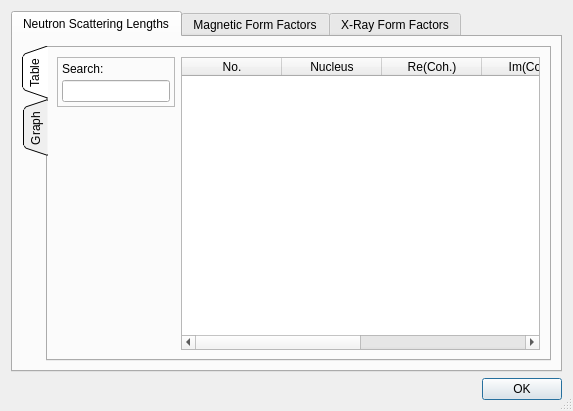
tweber-ill/frm_mirror-takin1, file ui/formfactors.ui: the form before one commit.
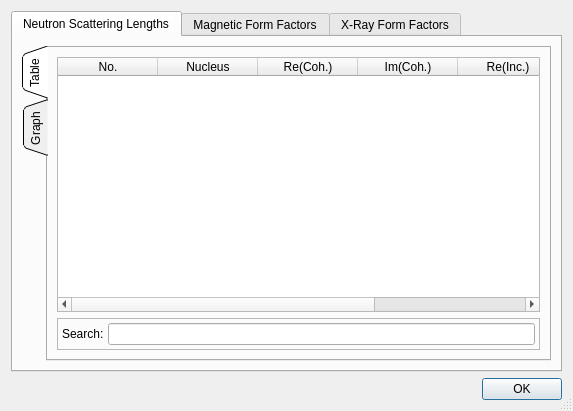
The form after the commit. Custom widgets are drawn as their Qt base class.

What changed in the file:
```diff
--- a/ui/formfactors.ui
+++ b/ui/formfactors.ui
@@ -43,8 +43,14 @@
            <string>Table</string>
           </attribute>
           <layout class="QGridLayout" name="gridLayout_10">
-           <item row="0" column="0">
+           <item row="3" column="0" colspan="2">
             <widget class="QFrame" name="frame_4">
+             <property name="sizePolicy">
+              <sizepolicy hsizetype="Preferred" vsizetype="Fixed">
+               <horstretch>0</horstretch>
+               <verstretch>0</verstretch>
+              </sizepolicy>
+             </property>
              <property name="frameShape">
               <enum>QFrame::StyledPanel</enum>
              </property>
@@ -58,20 +64,20 @@
               <property name="spacing">
                <number>4</number>
               </property>
-              <item row="0" column="0">
+              <item row="1" column="1">
+               <widget class="QLineEdit" name="editSLSearch"/>
+              </item>
+              <item row="1" column="0">
                <widget class="QLabel" name="label_2">
                 <property name="text">
                  <string>Search:</string>
                 </property>
                </widget>
               </item>
-              <item row="1" column="0">
-               <widget class="QLineEdit" name="editSLSearch"/>
-              </item>
              </layout>
             </widget>
            </item>
-           <item row="0" column="1" rowspan="2">
+           <item row="0" column="0" rowspan="2" colspan="2">
             <widget class="QTableWidget" name="tableSL">
              <property name="sizePolicy">
               <sizepolicy hsizetype="Expanding" vsizetype="Expanding">
@@ -123,19 +129,6 @@
              </column>
             </widget>
            </item>
-           <item row="1" column="0">
-            <spacer name="verticalSpacer_2">
-             <property name="orientation">
-              <enum>Qt::Vertical</enum>
-             </property>
-             <property name="sizeHint" stdset="0">
-              <size>
-               <width>20</width>
-               <height>227</height>
-              </size>
-             </property>
-            </spacer>
-           </item>
           </layout>
          </widget>
          <widget class="QWidget" name="tab">
```
Left out of the diff: 13 changed lines with no effect on the pictures.
